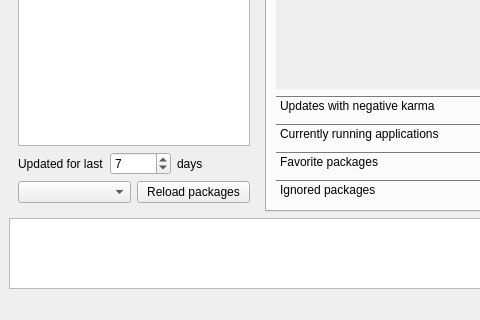
This is src/ui/mainwindow.ui in ignatenkobrain/fedora-gooey-karma as Qt 5 draws it before an edit; both pictures show x 0 to 480 and y 452 to 772 of the 1002 by 772 pixel window. The edited form follows.
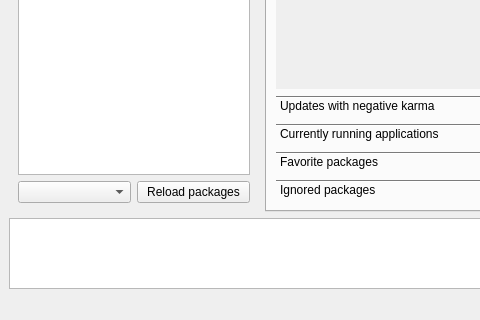
This is the edited form. The open tabs and pages were chosen to show the change.

What changed in the file:
```diff
--- a/src/ui/mainwindow.ui
+++ b/src/ui/mainwindow.ui
@@ -177,52 +177,6 @@
            </property>
           </widget>
          </item>
-         <item>
-          <layout class="QHBoxLayout" name="horizontalLayout_3" stretch="0,0,0">
-           <property name="sizeConstraint">
-            <enum>QLayout::SetDefaultConstraint</enum>
-           </property>
-           <item>
-            <widget class="QLabel" name="label_4">
-             <property name="text">
-              <string>Updated for last</string>
-             </property>
-            </widget>
-           </item>
-           <item>
-            <widget class="QSpinBox" name="maxDays">
-             <property name="suffix">
-              <string/>
-             </property>
-             <property name="prefix">
-              <string/>
-             </property>
-             <property name="minimum">
-              <number>1</number>
-             </property>
-             <property name="maximum">
-              <number>99999</number>
-             </property>
-             <property name="value">
-              <number>7</number>
-             </property>
-            </widget>
-           </item>
-           <item>
-            <widget class="QLabel" name="label_5">
-             <property name="sizePolicy">
-              <sizepolicy hsizetype="Preferred" vsizetype="Preferred">
-               <horstretch>4</horstretch>
-               <verstretch>0</verstretch>
-              </sizepolicy>
-             </property>
-             <property name="text">
-              <string>days</string>
-             </property>
-            </widget>
-           </item>
-          </layout>
-         </item>
          <item>
           <layout class="QHBoxLayout" name="horizontalLayout_5">
            <item>
```
Left out of the diff: 4 changed lines with no effect on the pictures.
